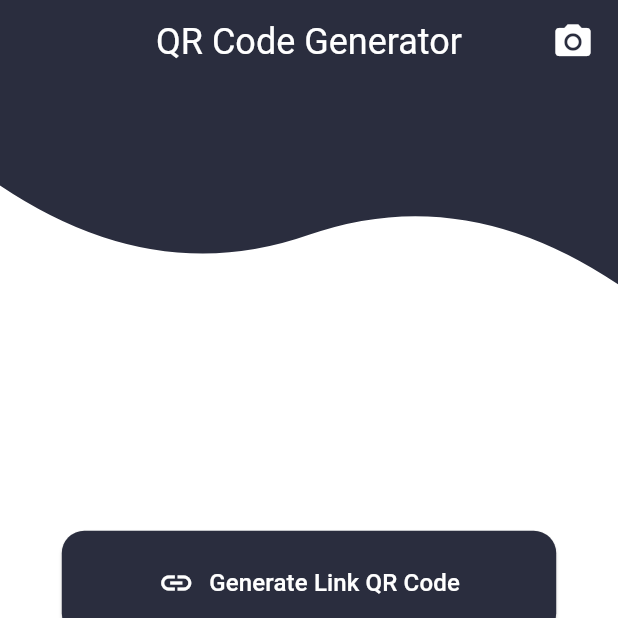
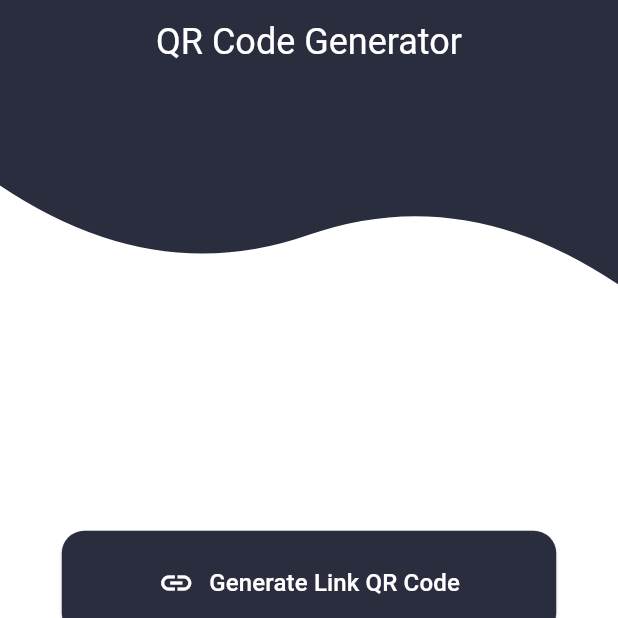
Before and after one commit to dcaayushd/QR_Code_Generator, a Flutter app: the screen it shows after launch, on a phone screen of 412 x 824 dp, the top half of it. Run offline on Flutter 3.47's test engine with Material 3 defaults, Android fonts, the phone set to English and light mode, and no system bars; our stand-ins replace qr_flutter.

Commit message:
Home Screen Modified

```diff
--- a/lib/screens/home_screen.dart
+++ b/lib/screens/home_screen.dart
@@ -1,8 +1,7 @@
 import 'package:flutter/material.dart';
-
-import '../screens/url_qr_screen.dart';
-import '../screens/widgets/curve_clippers.dart';
-import '../screens/wifi_qr_screen.dart';
+import 'url_qr_screen.dart';
+import 'wifi_qr_screen.dart';
+import 'widgets/curve_clippers.dart';
 
 class HomeScreen extends StatelessWidget {
   const HomeScreen({super.key});
@@ -23,16 +22,6 @@ class HomeScreen extends StatelessWidget {
           ),
         ),
         centerTitle: true,
-        actions: const [
-          Padding(
-            padding: EdgeInsets.only(right: 16.0),
-            child: Icon(
-              Icons.camera_alt,
-              color: Colors.white,
-              size: 28,
-            ),
-          ),
-        ],
       ),
       body: Stack(
         children: [
@@ -68,7 +57,15 @@ class HomeScreen extends StatelessWidget {
             left: 0,
             right: 0,
             bottom: 0,
-            child: Padding(
+            child: _buildHomeContent(context),
+          ),
+        ],
+      ),
+    );
+  }
+
+  Widget _buildHomeContent(BuildContext context) {
+    return Padding(
       padding: const EdgeInsets.all(20),
       child: Column(
         mainAxisAlignment: MainAxisAlignment.center,
@@ -93,10 +90,6 @@ class HomeScreen extends StatelessWidget {
               context,
               MaterialPageRoute(
                 builder: (context) => const WifiQrScreen(),
-                      ),
-                    ),
-                  ),
-                ],
               ),
             ),
           ),
@@ -131,70 +124,3 @@ class HomeScreen extends StatelessWidget {
     );
   }
 }
-
-// class TopCurveClipper extends CustomClipper<Path> {
-//   @override
-//   Path getClip(Size size) {
-//     final path = Path();
-//     path.lineTo(0, size.height * 0.375);
-
-//     final firstControlPoint = Offset(size.width * 0.25, size.height * 0.585);
-//     final firstEndPoint = Offset(size.width * 0.5, size.height * 0.475);
-//     path.quadraticBezierTo(
-//       firstControlPoint.dx,
-//       firstControlPoint.dy,
-//       firstEndPoint.dx,
-//       firstEndPoint.dy,
-//     );
-
-//     final secondControlPoint = Offset(size.width * 0.75, size.height * 0.365);
-//     final secondEndPoint = Offset(size.width, size.height * 0.575);
-//     path.quadraticBezierTo(
-//       secondControlPoint.dx,
-//       secondControlPoint.dy,
-//       secondEndPoint.dx,
-//       secondEndPoint.dy,
-//     );
-
-//     path.lineTo(size.width, 0);
-//     path.close();
-//     return path;
-//   }
-
-//   @override
-//   bool shouldReclip(CustomClipper<Path> oldClipper) => false;
-// }
-
-// class BottomCurveClipper extends CustomClipper<Path> {
-//   @override
-//   Path getClip(Size size) {
-//     final path = Path();
-//     path.moveTo(0, size.height * 0.225);
-
-//     final firstControlPoint = Offset(size.width * 0.25, size.height * 0.1);
-//     final firstEndPoint = Offset(size.width * 0.5, size.height * 0.25);
-//     path.quadraticBezierTo(
-//       firstControlPoint.dx,
-//       firstControlPoint.dy,
-//       firstEndPoint.dx,
-//       firstEndPoint.dy,
-//     );
-
-//     final secondControlPoint = Offset(size.width * 0.75, size.height * 0.135);
-//     final secondEndPoint = Offset(size.width, size.height * 0.125);
-//     path.quadraticBezierTo(
-//       secondControlPoint.dx,
-//       secondControlPoint.dy,
-//       secondEndPoint.dx,
-//       secondEndPoint.dy,
-//     );
-
-//     path.lineTo(size.width, size.height);
-//     path.lineTo(0, size.height);
-//     path.close();
-//     return path;
-//   }
-
-//   @override
-//   bool shouldReclip(CustomClipper<Path> oldClipper) => false;
-// }
```
Lines whose indentation alone changed are shown as unchanged.
